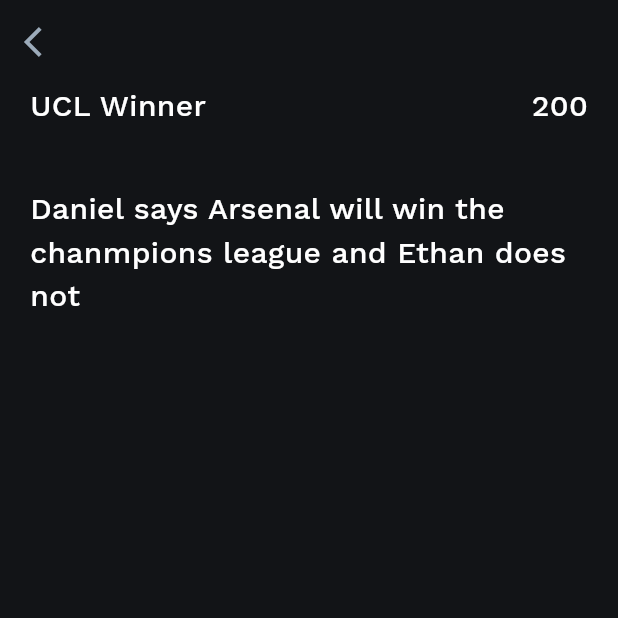
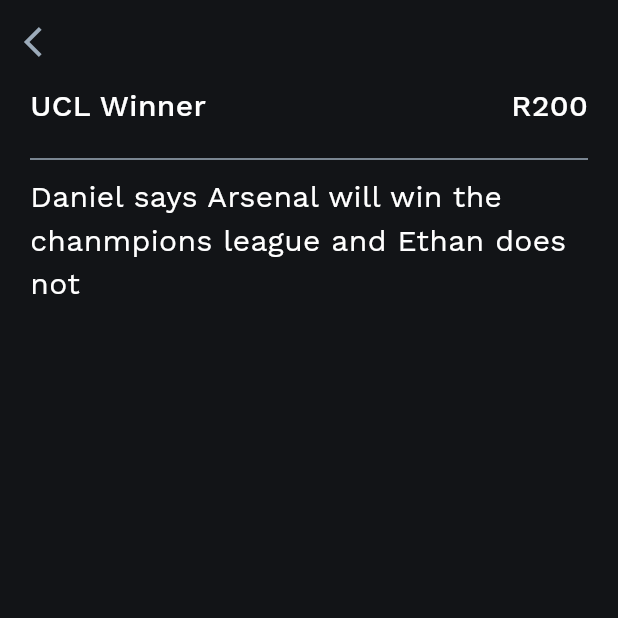
Before and after one commit to Sthabiso10/Wager-App, a Flutter app: the screen it shows after launch, after a tap on "UCL Winner", on a phone screen of 412 x 824 dp, the top half of it. Run offline on Flutter 3.47's test engine with Material 2 defaults, Android fonts, the phone set to English and light mode, and no system bars; our stand-ins replace google_fonts.

Commit message:
Update edit_bet_page.dart

```diff
--- a/lib/pages/edit_bet_page.dart
+++ b/lib/pages/edit_bet_page.dart
@@ -36,7 +36,12 @@ class EditBetPage extends StatelessWidget {
           crossAxisAlignment: CrossAxisAlignment.start,
           children: [
             Row(
+              crossAxisAlignment: CrossAxisAlignment.start,
               mainAxisAlignment: MainAxisAlignment.spaceBetween,
+              children: [
+                Expanded(
+                  child: Column(
+                    crossAxisAlignment: CrossAxisAlignment.start,
                     children: [
                       Text(
                         betTitle,
@@ -45,8 +50,14 @@ class EditBetPage extends StatelessWidget {
                             fontSize: 20,
                             fontWeight: FontWeight.w500),
                       ),
+                    ],
+                  ),
+                ),
+                const SizedBox(
+                  width: 15,
+                ),
                 Text(
-                  betAmount,
+                  'R$betAmount',
                   style: GoogleFonts.workSans(
                       color: MyAppColors.textColor,
                       fontSize: 20,
@@ -55,14 +66,21 @@ class EditBetPage extends StatelessWidget {
               ],
             ),
             const SizedBox(
-              height: 40,
+              height: 20,
+            ),
+            Divider(
+              color: MyAppColors.accentColor,
+              height: 2,
+            ),
+            SizedBox(
+              height: 10,
             ),
             Text(
               betDescription,
               style: GoogleFonts.workSans(
                   color: MyAppColors.textColor,
                   fontSize: 20,
-                  fontWeight: FontWeight.w500),
+                  fontWeight: FontWeight.normal),
             )
           ],
         ),
```
Lines whose indentation alone changed are shown as unchanged.
